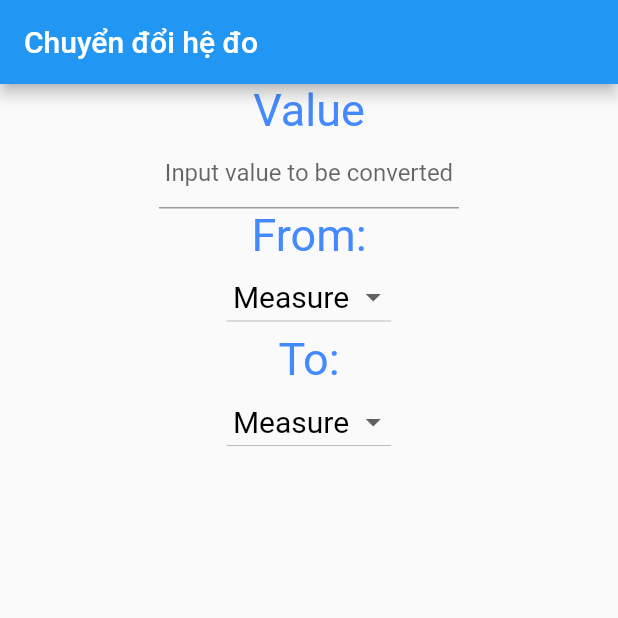
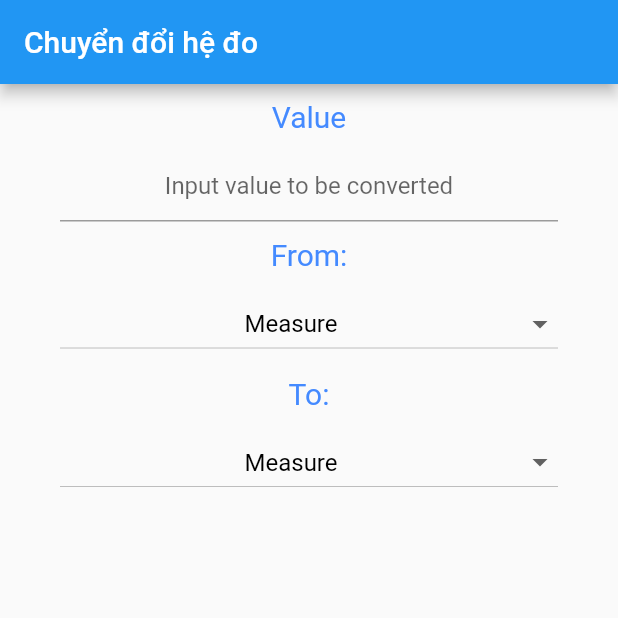
Before and after one commit to aqaurius6666/flutter-space, a Flutter app: the screen it shows after launch, on a phone screen of 412 x 824 dp, the top half of it. Run offline on Flutter 3.47's test engine with Material 2 defaults, Android fonts, the phone set to English and light mode, and no system bars.

Commit message:
done chapter 2

```diff
--- a/lib/chapter2/chapter2.dart
+++ b/lib/chapter2/chapter2.dart
@@ -20,9 +20,9 @@ class Chapter2AppState extends State<Chapter2App> {
   ];
 
   TextStyle? textStyle =
-      const TextStyle(color: Colors.blueAccent, fontSize: 30);
+      const TextStyle(color: Colors.blueAccent, fontSize: 20);
   TextStyle? dropdownItemStyle =
-  const TextStyle(color: Colors.black, fontSize: 20);
+  const TextStyle(color: Colors.black, fontSize: 16);
   TextStyle? dropdownButtonStyle =
       const TextStyle(color: Colors.black, );
 
@@ -77,12 +77,16 @@ class Chapter2AppState extends State<Chapter2App> {
         appBar: AppBar(
           title: const Text("Chuyển đổi hệ đo"),
         ),
-        body: Center(
-          child: SizedBox(
-            width: 200,
+        body: SingleChildScrollView(
+          child: Container(
+            alignment: Alignment.center,
+            padding: EdgeInsets.symmetric(horizontal: 40),
+            margin: EdgeInsets.only(top: 10, bottom: 20),
+            height: 300,
             child: Column(
               children: [
                 Text("Value", style: textStyle),
+                Spacer(flex: 1,),
                 Center(
                   child: TextField(
                     textAlign: TextAlign.center,
@@ -92,11 +96,14 @@ class Chapter2AppState extends State<Chapter2App> {
                     onChanged: onChangeInputMeasureTextField,
                   ),
                 ),
+                Spacer(flex: 1,),
                 Text(
                   "From:",
                   style: textStyle,
                 ),
+                Spacer(flex: 1,),
                 DropdownButton<String>(
+                  isExpanded: true,
                   style: dropdownButtonStyle,
                   value: _inputMeasure,
                   hint: Center(child: Text("Measure", style: dropdownItemStyle,)),
@@ -111,8 +118,11 @@ class Chapter2AppState extends State<Chapter2App> {
                     });
                   },
                 ),
+                Spacer(flex: 1,),
                 Text("To:", style: textStyle),
+                Spacer(flex: 1,),
                 DropdownButton<String>(
+                  isExpanded: true,
                   style: dropdownButtonStyle,
                   value: _outputMeasure,
                   hint: Center(child: Text("Measure", style: dropdownItemStyle,)),
@@ -127,6 +137,7 @@ class Chapter2AppState extends State<Chapter2App> {
                     });
                   },
                 ),
+                Spacer(flex: 1,),
                 Text((outValue() == null) ? "" : outValue().toString(), style: TextStyle(fontSize: 20),),
               ],
             ),
```
